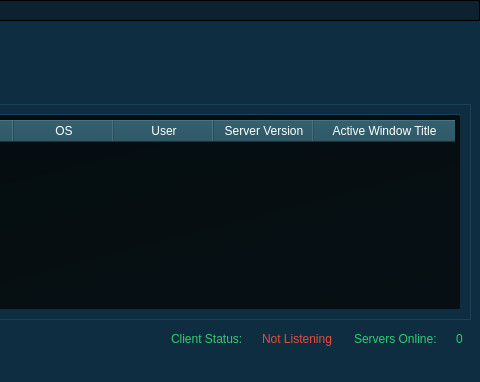
pavliqs/Mirakuru, file UPGRADE/SOURCE/gui.ui: the form before one commit; both pictures show x 311 to 791 and y 0 to 382 of the 791 by 382 pixel window.
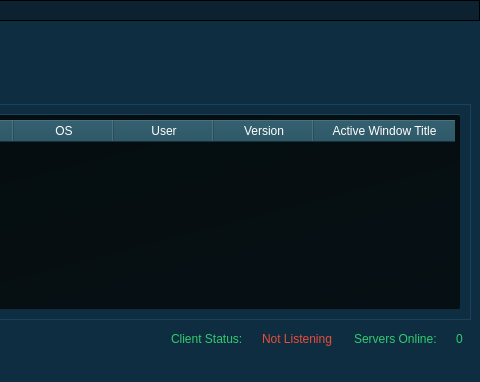
The form after the commit. Icons and pictures are not drawn.

Patch:
```diff
--- a/UPGRADE/SOURCE/gui.ui
+++ b/UPGRADE/SOURCE/gui.ui
@@ -91,6 +91,7 @@
 
 QTableWidget#serversTable:item:selected {
 background-color: #194759;
+color: white;
 }</string>
           </property>
           <property name="frameShadow">
@@ -159,7 +160,7 @@
           </column>
           <column>
            <property name="text">
-            <string>Server Version</string>
+            <string>Version</string>
            </property>
           </column>
           <column>
```
